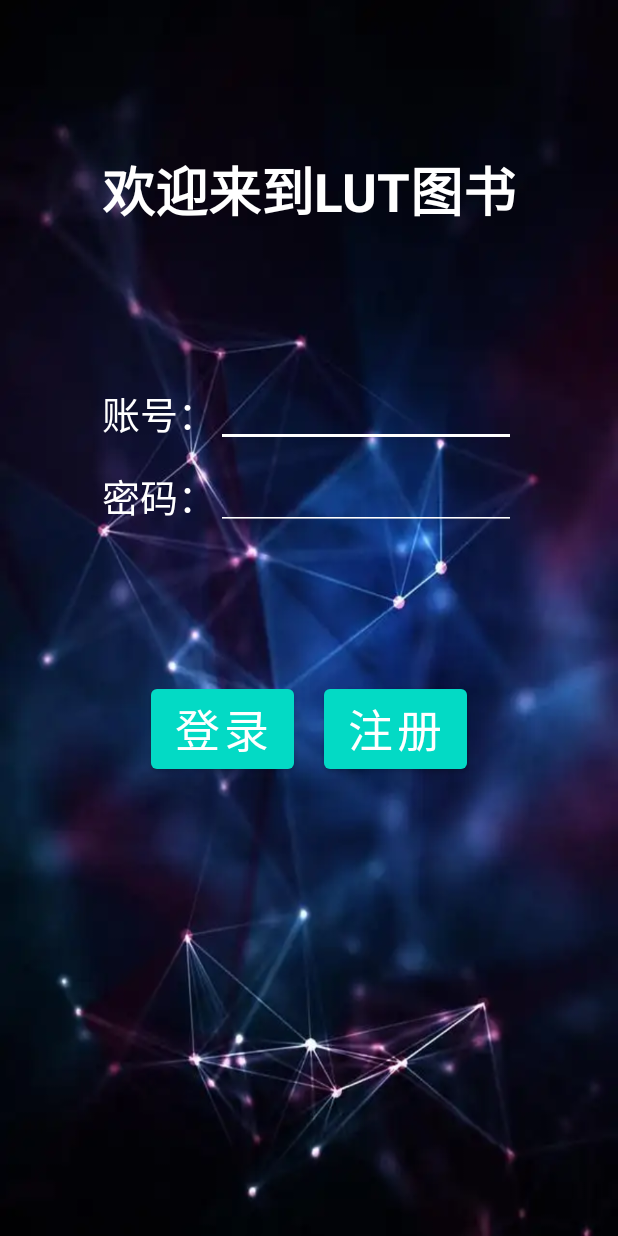
After one commit to SOFEWAREPROJECTWYH/BookStore, an Android app: the LoginActivity screen opened directly, with no data from a screen before it, on a phone screen of 412 x 824 dp. The commit adds this screen. Run offline under Robolectric (Android 15) with nearby library versions, the light colour scheme and no system bars; network calls fail.

Commit message:
daily update

```diff
--- a/app/src/main/AndroidManifest.xml
+++ b/app/src/main/AndroidManifest.xml
@@ -17,7 +17,8 @@
         android:supportsRtl="true"
         android:theme="@style/Theme.BookStore"
         tools:targetApi="n">
-        <activity android:name=".activity.OrderActivity"></activity>
+        <activity android:name=".activity.LoginActivity"></activity>
+        <activity android:name=".activity.OrderActivity" />
         <activity android:name=".activity.DetailActivity" />
         <activity
             android:name=".activity.StoreActivity"
--- /dev/null
+++ b/app/src/main/java/com/lut/wyh/BookStore/activity/LoginActivity.java
@@ -0,0 +1,24 @@
+package com.lut.wyh.BookStore.activity;
+
+import androidx.appcompat.app.AppCompatActivity;
+
+import android.os.Bundle;
+import android.widget.EditText;
+
+import com.lut.wyh.BookStore.R;
+
+public class LoginActivity extends AppCompatActivity {
+    private EditText editTextAccount;
+    private EditText editTextPassword;
+    @Override
+    protected void onCreate(Bundle savedInstanceState) {
+        super.onCreate(savedInstanceState);
+        setContentView(R.layout.activity_login);
+        editTextAccount=findViewById(R.id.account);
+        editTextPassword=findViewById(R.id.password);
+        login(editTextAccount.getText().toString(),editTextPassword.getText().toString());
+    }
+    public void login(String username,String password){
+
+    }
+}
--- a/app/src/main/java/com/lut/wyh/BookStore/activity/ui/home/HomeFragment.java
+++ b/app/src/main/java/com/lut/wyh/BookStore/activity/ui/home/HomeFragment.java
@@ -1,9 +1,11 @@
 package com.lut.wyh.BookStore.activity.ui.home;
 
+import android.content.Intent;
 import android.os.Bundle;
 import android.view.LayoutInflater;
 import android.view.View;
 import android.view.ViewGroup;
+import android.widget.Button;
 import android.widget.TextView;
 
 import androidx.annotation.NonNull;
@@ -13,18 +15,23 @@ import androidx.lifecycle.Observer;
 import androidx.lifecycle.ViewModelProvider;
 
 import com.lut.wyh.BookStore.R;
+import com.lut.wyh.BookStore.activity.LoginActivity;
+import com.lut.wyh.BookStore.activity.StoreActivity;
 
 public class HomeFragment extends Fragment {
 
     private HomeViewModel homeViewModel;
-
+    private Button button;
     public View onCreateView(@NonNull LayoutInflater inflater,
                              ViewGroup container, Bundle savedInstanceState) {
         homeViewModel =
                 new ViewModelProvider(this).get(HomeViewModel.class);
         View root = inflater.inflate(R.layout.fragment_home, container, false);
-
-
+        button=root.findViewById(R.id.login);
+        button.setOnClickListener(v->{
+            Intent intent=new Intent(getActivity(), LoginActivity.class);
+            startActivity(intent);
+        });
         return root;
     }
 }
--- /dev/null
+++ b/app/src/main/res/layout/activity_login.xml
@@ -0,0 +1,76 @@
+<?xml version="1.0" encoding="utf-8"?>
+<LinearLayout xmlns:android="http://schemas.android.com/apk/res/android"
+    xmlns:app="http://schemas.android.com/apk/res-auto"
+    xmlns:tools="http://schemas.android.com/tools"
+    android:layout_width="match_parent"
+    android:layout_height="match_parent"
+    android:orientation="vertical"
+    android:background="@drawable/login"
+    tools:context=".activity.LoginActivity">
+    <TextView
+        android:layout_width="match_parent"
+        android:layout_height="wrap_content"
+        android:layout_marginTop="100dp"
+        android:gravity="center"
+        android:text="@string/welcome"
+        android:textSize="35sp"
+        android:textColor="@color/white"
+        android:textStyle="bold"/>
+    <LinearLayout
+        android:layout_width="match_parent"
+        android:layout_height="wrap_content"
+        android:layout_marginTop="100dp"
+        android:gravity="center"
+        android:orientation="horizontal">
+        <TextView
+            android:layout_width="wrap_content"
+            android:layout_height="wrap_content"
+            android:text="@string/account"
+            android:textSize="25sp"
+            android:textColor="@color/white"/>
+        <EditText
+            android:id="@+id/account"
+            android:layout_width="200dp"
+            android:layout_height="wrap_content"
+            android:theme="@style/EditText"
+            android:textColor="@color/white"/>
+    </LinearLayout>
+    <LinearLayout
+        android:layout_width="match_parent"
+        android:layout_height="wrap_content"
+        android:layout_marginTop="10dp"
+        android:gravity="center"
+        android:orientation="horizontal">
+        <TextView
+            android:layout_width="wrap_content"
+            android:layout_height="wrap_content"
+            android:text="@string/password"
+            android:textSize="25sp"
+            android:textColor="@color/white"/>
+        <EditText
+            android:id="@+id/password"
+            android:layout_width="200dp"
+            android:layout_height="wrap_content"
+            android:theme="@style/EditText"
+            android:textColor="@color/white"
+            android:inputType="textPassword"/>
+    </LinearLayout>
+    <LinearLayout
+        android:layout_width="match_parent"
+        android:layout_height="wrap_content"
+        android:layout_marginTop="100dp"
+        android:gravity="center">
+        <Button
+            android:id="@+id/login"
+            android:layout_width="wrap_content"
+            android:layout_height="wrap_content"
+            android:text="@string/login"
+            android:textSize="30sp"/>
+        <Button
+            android:layout_width="wrap_content"
+            android:layout_height="wrap_content"
+            android:layout_marginStart="20dp"
+            android:text="@string/register"
+            android:textSize="30sp"/>
+    </LinearLayout>
+</LinearLayout>
--- a/app/src/main/res/values/strings.xml
+++ b/app/src/main/res/values/strings.xml
@@ -27,4 +27,8 @@
     <string name="to_be_evaluated">待评价</string>
     <string name="visitors_book_club">游客书友</string>
     <string name="login">登录</string>
+    <string name="welcome">欢迎来到LUT图书</string>
+    <string name="account">账号：</string>
+    <string name="password">密码：</string>
+    <string name="register">注册</string>
 </resources>
--- /dev/null
+++ b/app/src/main/res/values/style.xml
@@ -0,0 +1,7 @@
+<?xml version="1.0" encoding="utf-8"?>
+<resources>
+    <style name="MyEditText" parent="Theme.AppCompat.Light">
+        <item name="colorControlNormal">@android:color/white</item>
+        <item name="colorControlActivated">@android:color/white</item>
+    </style>
+</resources>
--- a/app/src/main/res/values/themes.xml
+++ b/app/src/main/res/values/themes.xml
@@ -13,4 +13,9 @@
         <item name="android:statusBarColor" tools:targetApi="l">?attr/colorPrimaryVariant</item>
         <!-- Customize your theme here. -->
     </style>
+    <style name="EditText" parent="Theme.AppCompat.Light">
+        <item name="android:textColorHint">@color/white</item>
+        <item name="colorControlNormal">@color/white</item>
+        <item name="colorControlActivated">@color/white</item>
+    </style>
 </resources>
```
Also changed, not shown: app/src/main/res/drawable-v24/login.jpg (added).
